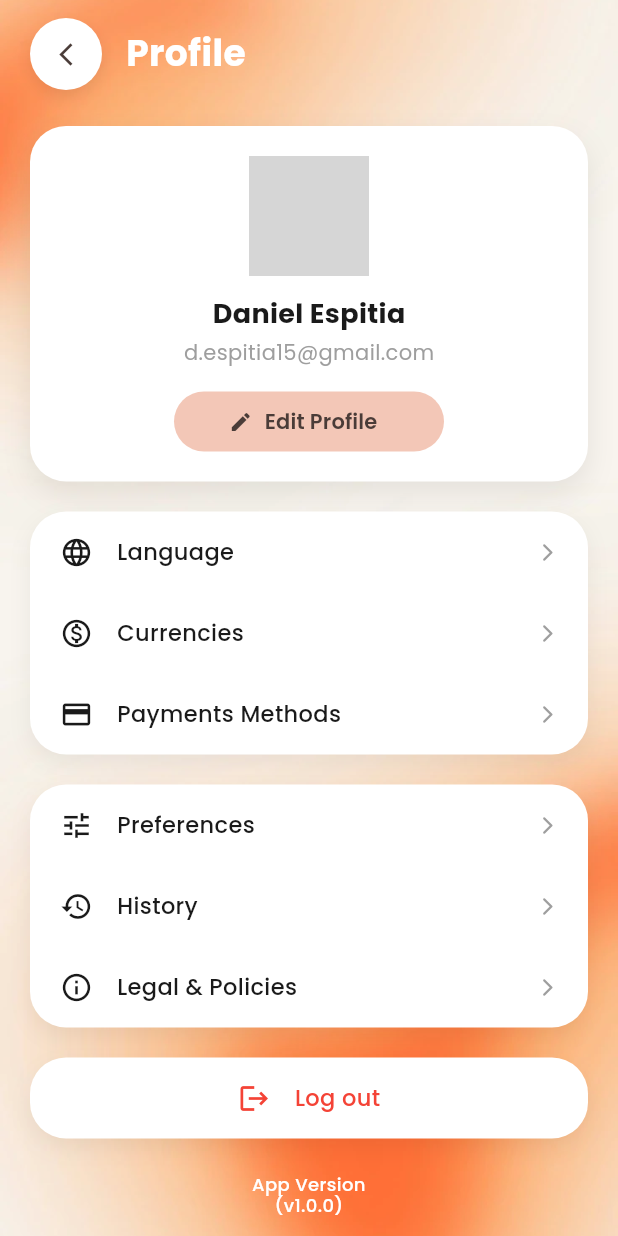
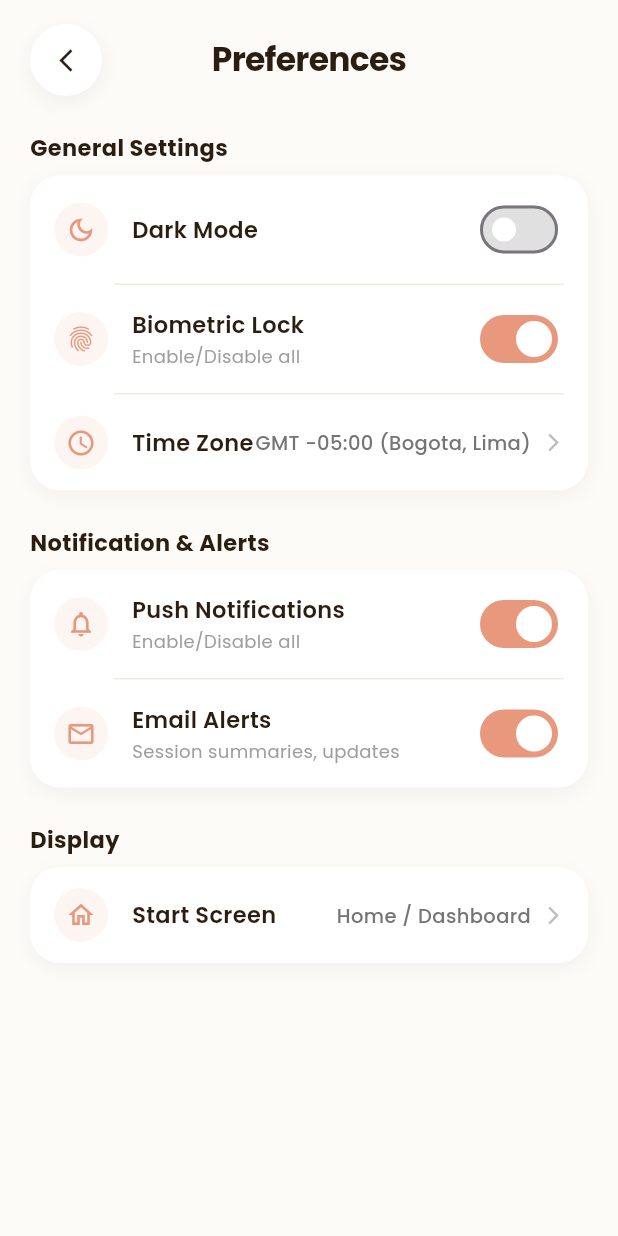
Before and after one commit to zLucky090802/1-1-Frontend, a Flutter app: the ProfileScreen screen opened directly, after a tap on "Preferences", on a phone screen of 412 x 824 dp. Run offline on Flutter 3.47's test engine with Material 3 defaults, Android fonts, the phone set to English and light mode, and no system bars; our stand-ins replace flutter_svg, google_fonts; grey boxes are pictures that could not be loaded.

Commit message:
feat(profile): update preferences screen with interactive start screen bottom sheet

```diff
--- /dev/null
+++ b/lib/features/profile/screen/preferences_screen.dart
@@ -0,0 +1,402 @@
+import 'package:flutter/material.dart';
+
+class PreferencesScreen extends StatefulWidget {
+  const PreferencesScreen({super.key});
+
+  @override
+  State<PreferencesScreen> createState() => _PreferencesScreenState();
+}
+
+class _PreferencesScreenState extends State<PreferencesScreen> {
+  // Estados de los toggles y configuraciones
+  bool _isDarkMode = false;
+  bool _isBiometricEnabled = true;
+  bool _isPushNotificationsEnabled = true;
+  bool _isEmailAlertsEnabled = true;
+  String _selectedTimeZone = 'GMT -05:00 (Bogota, Lima)';
+
+  // Opción seleccionada para la pantalla de inicio
+  String _startScreenOption = 'Home / Dashboard';
+
+  final List<String> _availableStartScreens = [
+    'Home / Dashboard',
+    'History',
+    'Currencies',
+    'Profile',
+  ];
+
+  @override
+  Widget build(BuildContext context) {
+    return Scaffold(
+      backgroundColor: const Color(0xFFFDFBF7),
+      body: SafeArea(
+        child: Column(
+          children: [
+            // Header
+            Padding(
+              padding: const EdgeInsets.symmetric(horizontal: 20.0, vertical: 16.0),
+              child: Row(
+                children: [
+                  Container(
+                    decoration: BoxDecoration(
+                      color: Colors.white,
+                      shape: BoxShape.circle,
+                      boxShadow: [
+                        BoxShadow(
+                          color: Colors.black.withValues(alpha: 0.05),
+                          blurRadius: 10,
+                          offset: const Offset(0, 4),
+                        ),
+                      ],
+                    ),
+                    child: IconButton(
+                      icon: const Icon(Icons.arrow_back_ios_new, size: 18, color: Color(0xFF2C1D11)),
+                      onPressed: () => Navigator.of(context).pop(),
+                    ),
+                  ),
+                  const Expanded(
+                    child: Text(
+                      'Preferences',
+                      textAlign: TextAlign.center,
+                      style: TextStyle(
+                        fontSize: 22,
+                        fontWeight: FontWeight.bold,
+                        color: Color(0xFF2C1D11),
+                        letterSpacing: -0.5,
+                      ),
+                    ),
+                  ),
+                  const SizedBox(width: 48),
+                ],
+              ),
+            ),
+
+            // Contenido en lista con scroll
+            Expanded(
+              child: ListView(
+                padding: const EdgeInsets.symmetric(horizontal: 20.0, vertical: 8.0),
+                children: [
+                  // Sección: General Settings
+                  _buildSectionTitle('General Settings'),
+                  const SizedBox(height: 8),
+                  Container(
+                    decoration: BoxDecoration(
+                      color: Colors.white,
+                      borderRadius: BorderRadius.circular(20),
+                      boxShadow: [
+                        BoxShadow(
+                          color: Colors.black.withValues(alpha: 0.04),
+                          blurRadius: 10,
+                          offset: const Offset(0, 4),
+                        ),
+                      ],
+                    ),
+                    child: Column(
+                      children: [
+                        _buildSwitchTile(
+                          icon: Icons.dark_mode_outlined,
+                          title: 'Dark Mode',
+                          value: _isDarkMode,
+                          onChanged: (val) => setState(() => _isDarkMode = val),
+                        ),
+                        const Divider(height: 1, indent: 56, endIndent: 16, color: Color(0xFFF0EBE1)),
+                        _buildSwitchTile(
+                          icon: Icons.fingerprint_outlined,
+                          title: 'Biometric Lock',
+                          subtitle: 'Enable/Disable all',
+                          value: _isBiometricEnabled,
+                          onChanged: (val) => setState(() => _isBiometricEnabled = val),
+                        ),
+                        const Divider(height: 1, indent: 56, endIndent: 16, color: Color(0xFFF0EBE1)),
+                        _buildNavigationTile(
+                          icon: Icons.access_time_outlined,
+                          title: 'Time Zone',
+                          trailingText: _selectedTimeZone,
+                          onTap: () {},
+                        ),
+                      ],
+                    ),
+                  ),
+
+                  const SizedBox(height: 24),
+
+                  // Sección: Notification & Alerts
+                  _buildSectionTitle('Notification & Alerts'),
+                  const SizedBox(height: 8),
+                  Container(
+                    decoration: BoxDecoration(
+                      color: Colors.white,
+                      borderRadius: BorderRadius.circular(20),
+                      boxShadow: [
+                        BoxShadow(
+                          color: Colors.black.withValues(alpha: 0.04),
+                          blurRadius: 10,
+                          offset: const Offset(0, 4),
+                        ),
+                      ],
+                    ),
+                    child: Column(
+                      children: [
+                        _buildSwitchTile(
+                          icon: Icons.notifications_outlined,
+                          title: 'Push Notifications',
+                          subtitle: 'Enable/Disable all',
+                          value: _isPushNotificationsEnabled,
+                          onChanged: (val) => setState(() => _isPushNotificationsEnabled = val),
+                        ),
+                        const Divider(height: 1, indent: 56, endIndent: 16, color: Color(0xFFF0EBE1)),
+                        _buildSwitchTile(
+                          icon: Icons.email_outlined,
+                          title: 'Email Alerts',
+                          subtitle: 'Session summaries, updates',
+                          value: _isEmailAlertsEnabled,
+                          onChanged: (val) => setState(() => _isEmailAlertsEnabled = val),
+                        ),
+                      ],
+                    ),
+                  ),
+
+                  const SizedBox(height: 24),
+
+                  // Sección: Display (Start Screen interactivo con BottomSheet)
+                  _buildSectionTitle('Display'),
+                  const SizedBox(height: 8),
+                  Container(
+                    decoration: BoxDecoration(
+                      color: Colors.white,
+                      borderRadius: BorderRadius.circular(20),
+                      boxShadow: [
+                        BoxShadow(
+                          color: Colors.black.withValues(alpha: 0.04),
+                          blurRadius: 10,
+                          offset: const Offset(0, 4),
+                        ),
+                      ],
+                    ),
+                    child: Column(
+                      children: [
+                        _buildNavigationTile(
+                          icon: Icons.home_outlined,
+                          title: 'Start Screen',
+                          trailingText: _startScreenOption,
+                          onTap: _showStartScreenBottomSheet,
+                        ),
+                      ],
+                    ),
+                  ),
+                  const SizedBox(height: 24),
+                ],
+              ),
+            ),
+          ],
+        ),
+      ),
+    );
+  }
+
+  // Desplegable tipo Bottom Sheet para elegir la pantalla de inicio
+  void _showStartScreenBottomSheet() {
+    showModalBottomSheet(
+      context: context,
+      backgroundColor: const Color(0xFFFDFBF7),
+      shape: const RoundedRectangleBorder(
+        borderRadius: BorderRadius.vertical(top: Radius.circular(24)),
+      ),
+      builder: (BuildContext context) {
+        return Container(
+          padding: const EdgeInsets.all(24.0),
+          child: Column(
+            mainAxisSize: MainAxisSize.min,
+            crossAxisAlignment: CrossAxisAlignment.start,
+            children: [
+              // Barra indicadora superior
+              Center(
+                child: Container(
+                  width: 40,
+                  height: 4,
+                  decoration: BoxDecoration(
+                    color: Colors.grey.shade300,
+                    borderRadius: BorderRadius.circular(2),
+                  ),
+                ),
+              ),
+              const SizedBox(height: 20),
+              const Text(
+                'Choose Start Screen',
+                style: TextStyle(
+                  fontSize: 18,
+                  fontWeight: FontWeight.bold,
+                  color: Color(0xFF2C1D11),
+                ),
+              ),
+              const SizedBox(height: 8),
+              Text(
+                'Select which screen you want to see when you open the app.',
+                style: TextStyle(
+                  fontSize: 13,
+                  color: Colors.grey.shade600,
+                ),
+              ),
+              const SizedBox(height: 16),
+              // Lista de opciones disponibles
+              ..._availableStartScreens.map((screen) {
+                final isSelected = _startScreenOption == screen;
+                return Container(
+                  margin: const EdgeInsets.only(bottom: 8),
+                  decoration: BoxDecoration(
+                    color: isSelected ? const Color(0xFFE8997D).withValues(alpha: 0.1) : Colors.white,
+                    borderRadius: BorderRadius.circular(16),
+                    border: Border.all(
+                      color: isSelected ? const Color(0xFFE8997D) : Colors.transparent,
+                      width: 1.2,
+                    ),
+                  ),
+                  child: ListTile(
+                    title: Text(
+                      screen,
+                      style: TextStyle(
+                        fontSize: 15,
+                        fontWeight: isSelected ? FontWeight.bold : FontWeight.w500,
+                        color: isSelected ? const Color(0xFFE8997D) : const Color(0xFF2C1D11),
+                      ),
+                    ),
+                    trailing: isSelected
+                        ? const Icon(Icons.check_circle, color: Color(0xFFE8997D), size: 20)
+                        : null,
+                    onTap: () {
+                      setState(() {
+                        _startScreenOption = screen;
+                      });
+                      Navigator.pop(context);
+                    },
+                  ),
+                );
+              }),
+              const SizedBox(height: 12),
+            ],
+          ),
+        );
+      },
+    );
+  }
+
+  // Título de sección
+  Widget _buildSectionTitle(String title) {
+    return Text(
+      title,
+      style: const TextStyle(
+        fontSize: 15,
+        fontWeight: FontWeight.bold,
+        color: Color(0xFF2C1D11),
+      ),
+    );
+  }
+
+  // Tile con Switch
+  Widget _buildSwitchTile({
+    required IconData icon,
+    required String title,
+    String? subtitle,
+    required bool value,
+    required ValueChanged<bool> onChanged,
+  }) {
+    return Padding(
+      padding: const EdgeInsets.symmetric(horizontal: 16.0, vertical: 12.0),
+      child: Row(
+        children: [
+          Container(
+            padding: const EdgeInsets.all(8),
+            decoration: BoxDecoration(
+              color: const Color(0xFFE8997D).withValues(alpha: 0.1),
+              shape: BoxShape.circle,
+            ),
+            child: Icon(icon, color: const Color(0xFFE8997D), size: 20),
+          ),
+          const SizedBox(width: 16),
+          Expanded(
+            child: Column(
+              crossAxisAlignment: CrossAxisAlignment.start,
+              children: [
+                Text(
+                  title,
+                  style: const TextStyle(
+                    fontSize: 15,
+                    fontWeight: FontWeight.w600,
+                    color: Color(0xFF2C1D11),
+                  ),
+                ),
+                if (subtitle != null) ...[
+                  const SizedBox(height: 2),
+                  Text(
+                    subtitle,
+                    style: TextStyle(
+                      fontSize: 12,
+                      color: Colors.grey.shade500,
+                    ),
+                  ),
+                ],
+              ],
+            ),
+          ),
+          Switch.adaptive(
+            value: value,
+            activeColor: Colors.white,
+            activeTrackColor: const Color(0xFFE8997D),
+            inactiveThumbColor: Colors.white,
+            inactiveTrackColor: Colors.grey.shade300,
+            onChanged: onChanged,
+          ),
+        ],
+      ),
+    );
+  }
+
+  // Tile de navegación
+  Widget _buildNavigationTile({
+    required IconData icon,
+    required String title,
+    required String trailingText,
+    required VoidCallback onTap,
+  }) {
+    return InkWell(
+      onTap: onTap,
+      borderRadius: BorderRadius.circular(20),
+      child: Padding(
+        padding: const EdgeInsets.symmetric(horizontal: 16.0, vertical: 14.0),
+        child: Row(
+          children: [
+            Container(
+              padding: const EdgeInsets.all(8),
+              decoration: BoxDecoration(
+                color: const Color(0xFFE8997D).withValues(alpha: 0.1),
+                shape: BoxShape.circle,
+              ),
+              child: Icon(icon, color: const Color(0xFFE8997D), size: 20),
+            ),
+            const SizedBox(width: 16),
+            Expanded(
+              child: Text(
+                title,
+                style: const TextStyle(
+                  fontSize: 15,
+                  fontWeight: FontWeight.w600,
+                  color: Color(0xFF2C1D11),
+                ),
+              ),
+            ),
+            Text(
+              trailingText,
+              style: TextStyle(
+                fontSize: 13,
+                color: Colors.grey.shade600,
+                fontWeight: FontWeight.w500,
+              ),
+            ),
+            const SizedBox(width: 8),
+            Icon(Icons.arrow_forward_ios, size: 14, color: Colors.grey.shade400),
+          ],
+        ),
+      ),
+    );
+  }
+}
--- a/lib/features/profile/screen/profile_screen.dart
+++ b/lib/features/profile/screen/profile_screen.dart
@@ -4,6 +4,7 @@ import '../../../core/widgets/main_layout.dart';
 import '../screen/language_screen.dart';
 import '../screen/history_screen.dart';
 import '../screen/currencies_screen.dart';
+import '../screen/preferences_screen.dart';
 
 class ProfileScreen extends StatelessWidget {
   const ProfileScreen({super.key});
@@ -178,7 +179,12 @@ class ProfileScreen extends StatelessWidget {
                       icon: Icons.tune,
                       title: 'Preferences',
                       onTap: () {
-
+                        Navigator.push(
+                          context,
+                          MaterialPageRoute(
+                            builder: (context) => const PreferencesScreen(),
+                          ),
+                        );
                       },
                     ),
                     _ProfileMenuItem(
```
